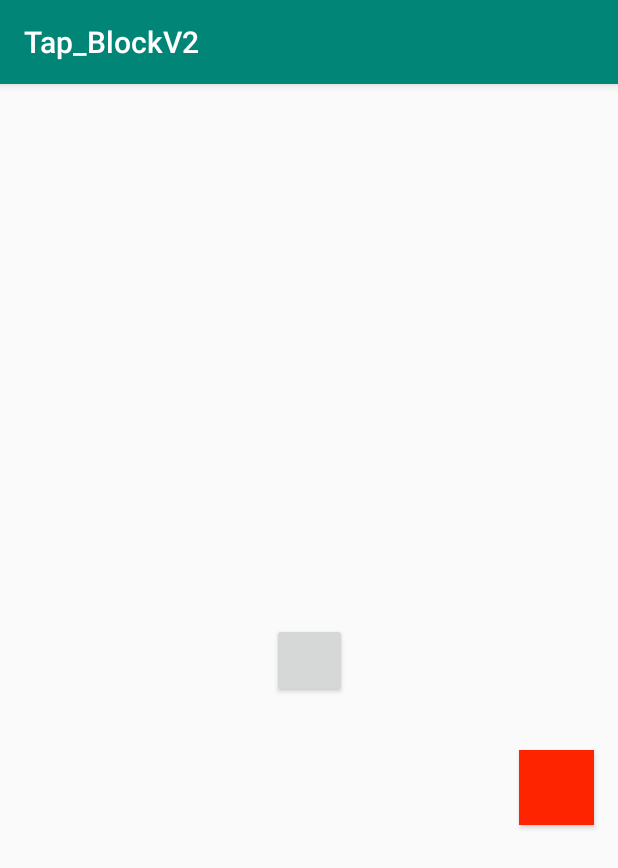
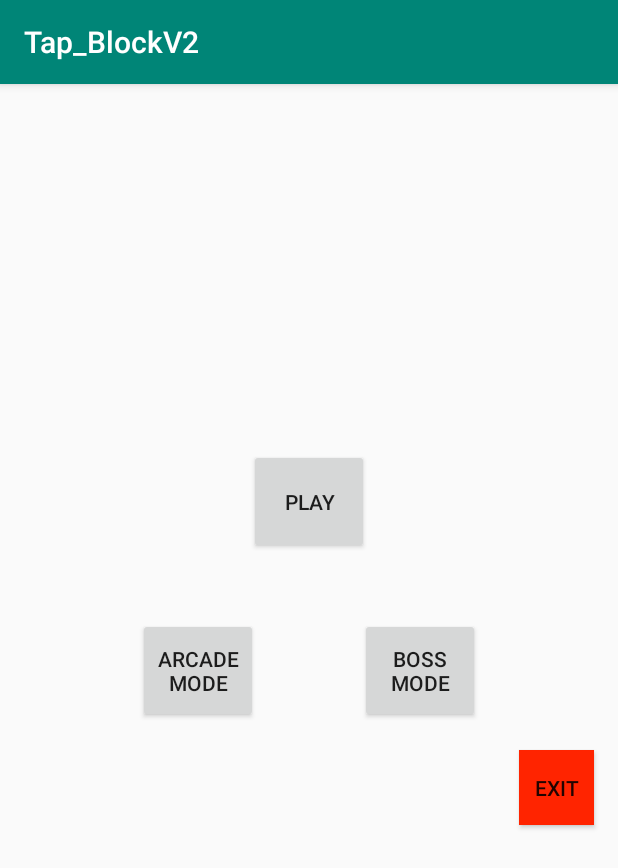
Before and after one commit to Lecodeurfou/Tap_Block, an Android app: the screen it shows after launch (MainActivity), on a phone screen of 412 x 824 dp. Shown: the top 868 px of the screen. Run offline under Robolectric (Android 15) with nearby library versions, the phone set to English and light mode, and no system bars.

Commit message:
Add 2 game mod
Activité mode arcade et mode boss

```diff
--- a/app/src/main/AndroidManifest.xml
+++ b/app/src/main/AndroidManifest.xml
@@ -16,7 +16,9 @@
                 <category android:name="android.intent.category.LAUNCHER" />
             </intent-filter>
         </activity>
-        <activity android:name=".game_loop"></activity>
+        <activity android:name=".game_loop" />
+        <activity android:name=".game_loop_arcade" />
+        <activity android:name=".game_loop_boss"></activity>
     </application>
 
 </manifest>
--- a/app/src/main/java/com/example/dwaygon/tap_blockv2/MainActivity.java
+++ b/app/src/main/java/com/example/dwaygon/tap_blockv2/MainActivity.java
@@ -11,6 +11,9 @@ public class MainActivity extends AppCompatActivity {
 
     private Button btn1;
     private Button btn2;
+    private Button btn3;
+    private Button btn4;
+
     @Override
     protected void onCreate(Bundle savedInstanceState) {
         super.onCreate(savedInstanceState);
@@ -30,7 +33,11 @@ public class MainActivity extends AppCompatActivity {
             }
         });
 
+        btn3=(Button) findViewById(R.id.btn3);
+        btn3.setOnClickListener(btnArcade);
 
+        btn4=(Button) findViewById(R.id.btn4);
+        btn4.setOnClickListener(btnBoss);
 
 
 
@@ -49,6 +56,25 @@ public class MainActivity extends AppCompatActivity {
 
 
 
+    private View.OnClickListener btnArcade = new View.OnClickListener(){
+        @Override
+        public void onClick(View v){
+            Intent gameActivity = new Intent(MainActivity.this, game_loop_arcade.class);
+            startActivity(gameActivity);
+        }
+    };
+
+
+    private View.OnClickListener btnBoss = new View.OnClickListener(){
+        @Override
+        public void onClick(View v){
+            Intent gameActivity = new Intent(MainActivity.this, game_loop_boss.class);
+            startActivity(gameActivity);
+        }
+    };
+
+
+
 
 
 
--- a/app/src/main/res/layout/activity_main.xml
+++ b/app/src/main/res/layout/activity_main.xml
@@ -7,19 +7,52 @@
     tools:context=".MainActivity">
 
 
-
     <Button
         android:id="@+id/btn1"
-        android:layout_width="50dp"
-        android:layout_height="50dp"
+        android:layout_width="80dp"
+        android:layout_height="70dp"
         android:layout_marginStart="8dp"
         android:layout_marginTop="8dp"
         android:layout_marginEnd="8dp"
         android:layout_marginBottom="8dp"
+        android:text="@string/play"
         app:layout_constraintBottom_toBottomOf="parent"
         app:layout_constraintEnd_toEndOf="parent"
         app:layout_constraintStart_toStartOf="parent"
-        app:layout_constraintTop_toTopOf="parent" />
+        app:layout_constraintTop_toTopOf="parent"
+        app:layout_constraintVertical_bias="0.345" />
+
+    <Button
+        android:id="@+id/btn3"
+        android:layout_width="80dp"
+        android:layout_height="70dp"
+        android:layout_marginStart="8dp"
+        android:layout_marginTop="8dp"
+        android:layout_marginEnd="8dp"
+        android:layout_marginBottom="8dp"
+        android:text="@string/arcade_mode"
+        app:layout_constraintBottom_toBottomOf="parent"
+        app:layout_constraintEnd_toEndOf="parent"
+        app:layout_constraintHorizontal_bias="0.265"
+        app:layout_constraintStart_toStartOf="parent"
+        app:layout_constraintTop_toTopOf="parent"
+        app:layout_constraintVertical_bias="0.51" />
+
+    <Button
+        android:id="@+id/btn4"
+        android:layout_width="80dp"
+        android:layout_height="70dp"
+        android:layout_marginStart="8dp"
+        android:layout_marginTop="8dp"
+        android:layout_marginEnd="8dp"
+        android:layout_marginBottom="8dp"
+        android:text="@string/boss_mode"
+        app:layout_constraintBottom_toBottomOf="parent"
+        app:layout_constraintEnd_toEndOf="parent"
+        app:layout_constraintHorizontal_bias="0.734"
+        app:layout_constraintStart_toStartOf="parent"
+        app:layout_constraintTop_toTopOf="parent"
+        app:layout_constraintVertical_bias="0.51" />
 
     <Button
         android:id="@+id/btn2"
@@ -29,7 +62,8 @@
         android:layout_marginEnd="16dp"
         app:layout_constraintEnd_toEndOf="parent"
         app:layout_constraintTop_toTopOf="parent"
-        android:background="#FF2400"/>
+        android:background="#FF2400"
+        android:text="@string/exit"/>
 
 
 
--- a/app/src/main/res/values/strings.xml
+++ b/app/src/main/res/values/strings.xml
@@ -1,3 +1,7 @@
 <resources>
     <string name="app_name">Tap_BlockV2</string>
+    <string name="boss_mode">Boss Mode</string>
+    <string name="exit">Exit</string>
+    <string name="arcade_mode">Arcade Mode</string>
+    <string name="play">play</string>
 </resources>
```
Also changed, not shown: app/src/main/java/com/example/dwaygon/tap_blockv2/game_loop_arcade.java (added, +13 -0 lines), app/src/main/java/com/example/dwaygon/tap_blockv2/game_loop_boss.java (added, +13 -0 lines), app/src/main/res/layout/activity_game_loop_arcade.xml (added, +9 -0 lines), app/src/main/res/layout/activity_game_loop_boss.xml (added, +9 -0 lines).
